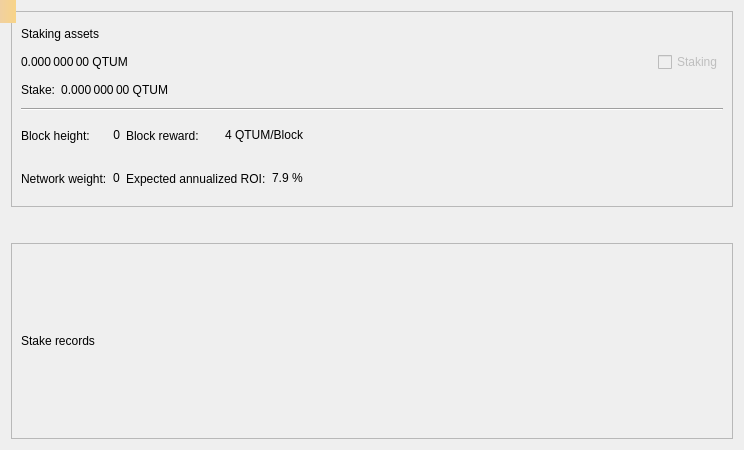
This is src/qt/forms/stakepage.ui in qtumproject/qtum as Qt 5 draws it before an edit. The edited form follows.
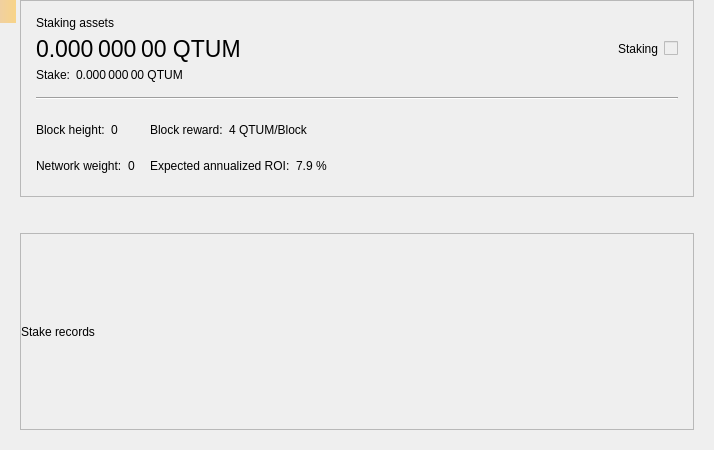
This is the edited form.

Commit message: Update stake page UI

What changed in the file:
```diff
--- a/src/qt/forms/stakepage.ui
+++ b/src/qt/forms/stakepage.ui
@@ -6,7 +6,7 @@
    <rect>
     <x>0</x>
     <y>0</y>
-    <width>744</width>
+    <width>714</width>
     <height>450</height>
    </rect>
   </property>
@@ -14,6 +14,18 @@
    <string>Form</string>
   </property>
   <layout class="QVBoxLayout" name="verticalLayout_3">
+   <property name="leftMargin">
+    <number>20</number>
+   </property>
+   <property name="topMargin">
+    <number>0</number>
+   </property>
+   <property name="rightMargin">
+    <number>20</number>
+   </property>
+   <property name="bottomMargin">
+    <number>20</number>
+   </property>
    <item>
     <widget class="QFrame" name="frameStakeInfo">
      <property name="frameShape">
@@ -23,21 +35,31 @@
       <enum>QFrame::Raised</enum>
      </property>
      <layout class="QVBoxLayout" name="verticalLayout">
+      <property name="spacing">
+       <number>15</number>
+      </property>
+      <property name="leftMargin">
+       <number>15</number>
+      </property>
+      <property name="topMargin">
+       <number>15</number>
+      </property>
+      <property name="rightMargin">
+       <number>15</number>
+      </property>
+      <property name="bottomMargin">
+       <number>15</number>
+      </property>
       <item>
        <layout class="QGridLayout" name="gridLayout_2">
-        <item row="0" column="0">
-         <widget class="QLabel" name="labelAssetsText">
-          <property name="text">
-           <string>Staking assets</string>
-          </property>
-         </widget>
-        </item>
+        <property name="spacing">
+         <number>6</number>
+        </property>
         <item row="1" column="0">
          <widget class="QLabel" name="labelAssets">
           <property name="font">
            <font>
-            <weight>50</weight>
-            <bold>false</bold>
+            <pointsize>17</pointsize>
            </font>
           </property>
           <property name="cursor">
@@ -49,64 +71,106 @@
           <property name="text">
            <string notr="true">0.000 000 00 QTUM</string>
           </property>
+          <property name="alignment">
+           <set>Qt::AlignLeading|Qt::AlignLeft|Qt::AlignVCenter</set>
+          </property>
           <property name="textInteractionFlags">
            <set>Qt::LinksAccessibleByMouse|Qt::TextSelectableByKeyboard|Qt::TextSelectableByMouse</set>
           </property>
          </widget>
         </item>
-        <item row="1" column="1">
-         <spacer name="horizontalSpacer_2">
-          <property name="orientation">
-           <enum>Qt::Horizontal</enum>
+        <item row="0" column="0">
+         <widget class="QLabel" name="labelAssetsText">
+          <property name="text">
+           <string>Staking assets</string>
           </property>
-          <property name="sizeHint" stdset="0">
-           <size>
-            <width>40</width>
-            <height>20</height>
-           </size>
+          <property name="alignment">
+           <set>Qt::AlignLeading|Qt::AlignLeft|Qt::AlignVCenter</set>
           </property>
-         </spacer>
+         </widget>
         </item>
         <item row="1" column="2">
-         <widget class="QCheckBox" name="checkStake">
-          <property name="enabled">
-           <bool>false</bool>
+         <spacer name="horizontalSpacer_2">
+          <property name="orientation">
+           <enum>Qt::Horizontal</enum>
           </property>
-          <property name="text">
-           <string>Staking</string>
+          <property name="sizeHint" stdset="0">
+           <size>
+            <width>40</width>
+            <height>20</height>
+           </size>
           </property>
-         </widget>
+         </spacer>
         </item>
-        <item row="2" column="0">
+        <item row="4" column="0">
          <layout class="QHBoxLayout" name="horizontalLayout_5">
+          <property name="spacing">
+           <number>6</number>
+          </property>
           <item>
            <widget class="QLabel" name="labelStakeText">
+            <property name="sizePolicy">
+             <sizepolicy hsizetype="Maximum" vsizetype="Preferred">
+              <horstretch>0</horstretch>
+              <verstretch>0</verstretch>
+             </sizepolicy>
+            </property>
             <property name="text">
              <string>Stake:</string>
             </property>
+            <property name="alignment">
+             <set>Qt::AlignLeading|Qt::AlignLeft|Qt::AlignVCenter</set>
+            </property>
            </widget>
           </item>
           <item>
            <widget class="QLabel" name="labelStake">
-            <property name="font">
-             <font>
-              <weight>50</weight>
-              <bold>false</bold>
-             </font>
-            </property>
             <property name="text">
              <string>0.000 000 00 QTUM</string>
             </property>
             <property name="alignment">
-             <set>Qt::AlignRight|Qt::AlignTrailing|Qt::AlignVCenter</set>
+             <set>Qt::AlignLeading|Qt::AlignLeft|Qt::AlignVCenter</set>
             </property>
             <property name="textInteractionFlags">
              <set>Qt::LinksAccessibleByMouse|Qt::TextSelectableByKeyboard|Qt::TextSelectableByMouse</set>
             </property>
            </widget>
           </item>
+          <item>
+           <spacer name="horizontalSpacer_3">
+            <property name="orientation">
+             <enum>Qt::Horizontal</enum>
+            </property>
+            <property name="sizeType">
+             <enum>QSizePolicy::Minimum</enum>
+            </property>
+            <property name="sizeHint" stdset="0">
+             <size>
+              <width>0</width>
+              <height>0</height>
+             </size>
+            </property>
+           </spacer>
+          </item>
          </layout>
         </item>
+        <item row="1" column="4">
+         <widget class="QLabel" name="labelStaking">
+          <property name="text">
+           <string>Staking</string>
+          </property>
+         </widget>
+        </item>
+        <item row="1" column="5">
+         <widget class="QCheckBox" name="checkStake">
+          <property name="enabled">
+           <bool>false</bool>
+          </property>
+          <property name="text">
+           <string/>
+          </property>
+         </widget>
+        </item>
        </layout>
       </item>
       <item>
@@ -118,13 +182,28 @@
       </item>
       <item>
        <layout class="QGridLayout" name="gridLayout">
+        <property name="verticalSpacing">
+         <number>6</number>
+        </property>
         <item row="0" column="0">
          <layout class="QHBoxLayout" name="horizontalLayout">
+          <property name="spacing">
+           <number>6</number>
+          </property>
           <item>
            <widget class="QLabel" name="labelHeightText">
+            <property name="sizePolicy">
+             <sizepolicy hsizetype="Maximum" vsizetype="Preferred">
+              <horstretch>0</horstretch>
+              <verstretch>0</verstretch>
+             </sizepolicy>
+            </property>
             <property name="text">
              <string>Block height:</string>
             </property>
+            <property name="alignment">
+             <set>Qt::AlignLeading|Qt::AlignLeft|Qt::AlignVCenter</set>
+            </property>
            </widget>
           </item>
           <item>
@@ -133,22 +212,50 @@
              <string>0</string>
             </property>
             <property name="alignment">
-             <set>Qt::AlignRight|Qt::AlignTrailing|Qt::AlignVCenter</set>
+             <set>Qt::AlignLeading|Qt::AlignLeft|Qt::AlignVCenter</set>
             </property>
             <property name="textInteractionFlags">
              <set>Qt::LinksAccessibleByMouse|Qt::TextSelectableByKeyboard|Qt::TextSelectableByMouse</set>
             </property>
            </widget>
           </item>
+          <item>
+           <spacer name="horizontalSpacer_4">
+            <property name="orientation">
+             <enum>Qt::Horizontal</enum>
+            </property>
+            <property name="sizeType">
+             <enum>QSizePolicy::Minimum</enum>
+            </property>
+            <property name="sizeHint" stdset="0">
+             <size>
+              <width>0</width>
+              <height>0</height>
+             </size>
+            </property>
+           </spacer>
+          </item>
          </layout>
         </item>
         <item row="0" column="1">
          <layout class="QHBoxLayout" name="horizontalLayout_3">
+          <property name="spacing">
+           <number>6</number>
+          </property>
           <item>
            <widget class="QLabel" name="labelRewardText">
+            <property name="sizePolicy">
+             <sizepolicy hsizetype="Maximum" vsizetype="Preferred">
+              <horstretch>0</horstretch>
+              <verstretch>0</verstretch>
+             </sizepolicy>
+            </property>
             <property name="text">
              <string>Block reward:</string>
             </property>
+            <property name="alignment">
+             <set>Qt::AlignLeading|Qt::AlignLeft|Qt::AlignVCenter</set>
+            </property>
            </widget>
           </item>
           <item>
@@ -157,13 +264,29 @@
              <string>4 QTUM/Block</string>
             </property>
             <property name="alignment">
-             <set>Qt::AlignRight|Qt::AlignTrailing|Qt::AlignVCenter</set>
+             <set>Qt::AlignLeading|Qt::AlignLeft|Qt::AlignVCenter</set>
             </property>
             <property name="textInteractionFlags">
              <set>Qt::LinksAccessibleByMouse|Qt::TextSelectableByKeyboard|Qt::TextSelectableByMouse</set>
             </property>
            </widget>
           </item>
+          <item>
+           <spacer name="horizontalSpacer_6">
+            <property name="orientation">
+             <enum>Qt::Horizontal</enum>
+            </property>
+            <property name="sizeType">
+             <enum>QSizePolicy::Minimum</enum>
+            </property>
+            <property name="sizeHint" stdset="0">
+             <size>
+              <width>0</width>
+              <height>0</height>
+             </size>
+            </property>
+           </spacer>
+          </item>
          </layout>
         </item>
         <item row="0" column="2" rowspan="2">
@@ -181,11 +304,23 @@
         </item>
         <item row="1" column="0">
          <layout class="QHBoxLayout" name="horizontalLayout_2">
+          <property name="spacing">
+           <number>6</number>
+          </property>
           <item>
            <widget class="QLabel" name="labelWeightText">
+            <property name="sizePolicy">
+             <sizepolicy hsizetype="Maximum" vsizetype="Preferred">
+              <horstretch>0</horstretch>
+              <verstretch>0</verstretch>
+             </sizepolicy>
+            </property>
             <property name="text">
              <string>Network weight:</string>
             </property>
+            <property name="alignment">
+             <set>Qt::AlignLeading|Qt::AlignLeft|Qt::AlignVCenter</set>
+            </property>
            </widget>
           </item>
           <item>
@@ -193,20 +328,51 @@
             <property name="text">
              <string>0</string>
             </property>
+            <property name="alignment">
+             <set>Qt::AlignLeading|Qt::AlignLeft|Qt::AlignVCenter</set>
+            </property>
             <property name="textInteractionFlags">
              <set>Qt::LinksAccessibleByMouse|Qt::TextSelectableByKeyboard|Qt::TextSelectableByMouse</set>
             </property>
            </widget>
           </item>
+          <item>
+           <spacer name="horizontalSpacer_5">
+            <property name="orientation">
+             <enum>Qt::Horizontal</enum>
+            </property>
+            <property name="sizeType">
+             <enum>QSizePolicy::Minimum</enum>
+            </property>
+            <property name="sizeHint" stdset="0">
+             <size>
+              <width>0</width>
+              <height>0</height>
+             </size>
+            </property>
+           </spacer>
+          </item>
          </layout>
         </item>
         <item row="1" column="1">
          <layout class="QHBoxLayout" name="horizontalLayout_4">
+          <property name="spacing">
+           <number>6</number>
+          </property>
           <item>
            <widget class="QLabel" name="labelROIText">
+            <property name="sizePolicy">
+             <sizepolicy hsizetype="Maximum" vsizetype="Preferred">
+              <horstretch>0</horstretch>
+              <verstretch>0</verstretch>
+             </sizepolicy>
+            </property>
             <property name="text">
              <string>Expected annualized ROI:</string>
             </property>
+            <property name="alignment">
+             <set>Qt::AlignLeading|Qt::AlignLeft|Qt::AlignVCenter</set>
+            </property>
            </widget>
           </item>
           <item>
@@ -214,11 +380,30 @@
             <property name="text">
              <string>7.9 %</string>
             </property>
+            <property name="alignment">
+             <set>Qt::AlignLeading|Qt::AlignLeft|Qt::AlignVCenter</set>
+            </property>
             <property name="textInteractionFlags">
              <set>Qt::LinksAccessibleByMouse|Qt::TextSelectableByKeyboard|Qt::TextSelectableByMouse</set>
             </property>
            </widget>
           </item>
+          <item>
+           <spacer name="horizontalSpacer_7">
+            <property name="orientation">
+             <enum>Qt::Horizontal</enum>
+            </property>
+            <property name="sizeType">
+             <enum>QSizePolicy::Minimum</enum>
+            </property>
+            <property name="sizeHint" stdset="0">
+             <size>
+              <width>0</width>
+              <height>0</height>
+             </size>
+            </property>
+           </spacer>
+          </item>
          </layout>
         </item>
        </layout>
@@ -251,6 +436,18 @@
       <enum>QFrame::Raised</enum>
      </property>
      <layout class="QVBoxLayout" name="verticalLayout_2">
+      <property name="leftMargin">
+       <number>0</number>
+      </property>
+      <property name="topMargin">
+       <number>0</number>
+      </property>
+      <property name="rightMargin">
+       <number>0</number>
+      </property>
+      <property name="bottomMargin">
+       <number>0</number>
+      </property>
       <item>
        <widget class="QLabel" name="labelRecordsText">
         <property name="text">
```
The commit also changes 2 other files.
